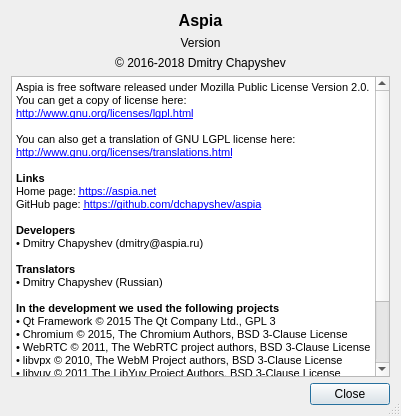
Before: the Qt Designer form source/console/about_dialog.ui in dchapyshev/aspia, drawn with Qt 5.
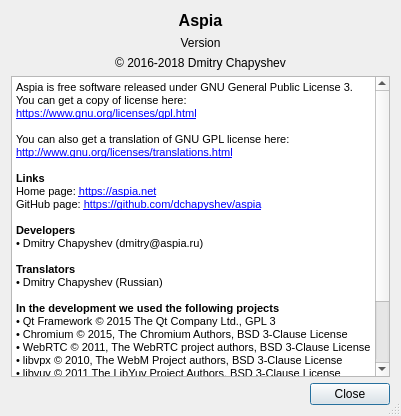
After: the same form once the commit is applied.

Commit message: - License is changed to GPL 3 (for Qt-compatibility with static linking).

What changed in the file:
```diff
--- a/source/console/about_dialog.ui
+++ b/source/console/about_dialog.ui
@@ -61,11 +61,11 @@
 &lt;html&gt;&lt;head&gt;&lt;meta name=&quot;qrichtext&quot; content=&quot;1&quot; /&gt;&lt;style type=&quot;text/css&quot;&gt;
 p, li { white-space: pre-wrap; }
 &lt;/style&gt;&lt;/head&gt;&lt;body style=&quot; font-family:'MS Shell Dlg 2'; font-size:8.25pt; font-weight:400; font-style:normal;&quot;&gt;
-&lt;p style=&quot; margin-top:0px; margin-bottom:0px; margin-left:0px; margin-right:0px; -qt-block-indent:0; text-indent:0px;&quot;&gt;Aspia is free software released under Mozilla Public License Version 2.0.&lt;/p&gt;
+&lt;p style=&quot; margin-top:0px; margin-bottom:0px; margin-left:0px; margin-right:0px; -qt-block-indent:0; text-indent:0px;&quot;&gt;Aspia is free software released under GNU General Public License 3.&lt;/p&gt;
 &lt;p style=&quot; margin-top:0px; margin-bottom:0px; margin-left:0px; margin-right:0px; -qt-block-indent:0; text-indent:0px;&quot;&gt;You can get a copy of license here:&lt;/p&gt;
-&lt;p style=&quot; margin-top:0px; margin-bottom:0px; margin-left:0px; margin-right:0px; -qt-block-indent:0; text-indent:0px;&quot;&gt;&lt;a href=&quot;http://www.gnu.org/licenses/lgpl.html&quot;&gt;&lt;span style=&quot; font-size:8pt; text-decoration: underline; color:#0000ff;&quot;&gt;http://www.gnu.org/licenses/lgpl.html&lt;/span&gt;&lt;/a&gt;&lt;/p&gt;
+&lt;p style=&quot; margin-top:0px; margin-bottom:0px; margin-left:0px; margin-right:0px; -qt-block-indent:0; text-indent:0px;&quot;&gt;&lt;a href=&quot;https://www.gnu.org/licenses/gpl.html&quot;&gt;&lt;span style=&quot; font-size:8pt; text-decoration: underline; color:#0000ff;&quot;&gt;https://www.gnu.org/licenses/gpl.html&lt;/span&gt;&lt;/a&gt;&lt;/p&gt;
 &lt;p style=&quot;-qt-paragraph-type:empty; margin-top:0px; margin-bottom:0px; margin-left:0px; margin-right:0px; -qt-block-indent:0; text-indent:0px;&quot;&gt;&lt;br /&gt;&lt;/p&gt;
-&lt;p style=&quot; margin-top:0px; margin-bottom:0px; margin-left:0px; margin-right:0px; -qt-block-indent:0; text-indent:0px;&quot;&gt;You can also get a translation of GNU LGPL license here:&lt;/p&gt;
+&lt;p style=&quot; margin-top:0px; margin-bottom:0px; margin-left:0px; margin-right:0px; -qt-block-indent:0; text-indent:0px;&quot;&gt;You can also get a translation of GNU GPL license here:&lt;/p&gt;
 &lt;p style=&quot; margin-top:0px; margin-bottom:0px; margin-left:0px; margin-right:0px; -qt-block-indent:0; text-indent:0px;&quot;&gt;&lt;a href=&quot;http://www.gnu.org/licenses/translations.html&quot;&gt;&lt;span style=&quot; font-size:8pt; text-decoration: underline; color:#0000ff;&quot;&gt;http://www.gnu.org/licenses/translations.html&lt;/span&gt;&lt;/a&gt;&lt;/p&gt;
 &lt;p style=&quot;-qt-paragraph-type:empty; margin-top:0px; margin-bottom:0px; margin-left:0px; margin-right:0px; -qt-block-indent:0; text-indent:0px;&quot;&gt;&lt;br /&gt;&lt;/p&gt;
 &lt;p style=&quot; margin-top:0px; margin-bottom:0px; margin-left:0px; margin-right:0px; -qt-block-indent:0; text-indent:0px;&quot;&gt;&lt;span style=&quot; font-weight:600;&quot;&gt;Links&lt;/span&gt;&lt;/p&gt;
```
The commit also changes 247 other files.
